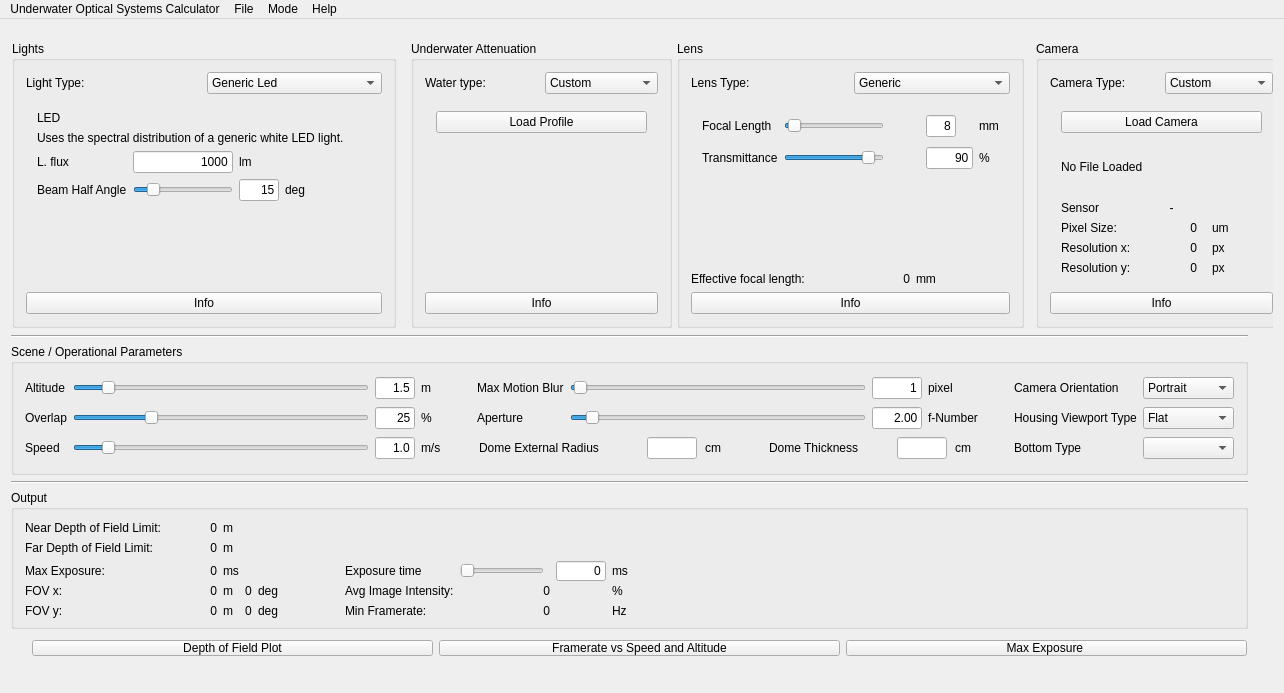
Qt form qt/UWOpticalSystemDesigner/mainwindow.ui (gidobot/UWOpticalSystemsDesignTools) before a commit.
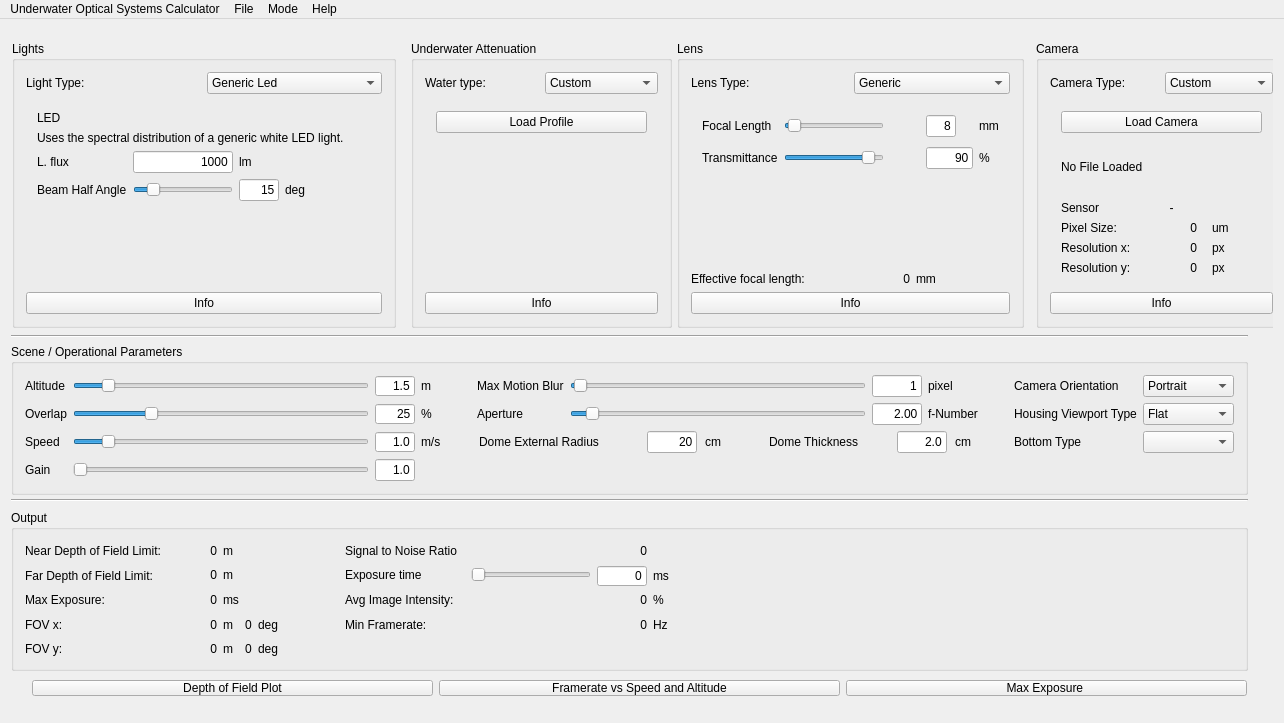
The same form after that commit.

Commit message: Added signal to noise ratio calculation

The edit to the form file:
```diff
--- a/qt/UWOpticalSystemDesigner/mainwindow.ui
+++ b/qt/UWOpticalSystemDesigner/mainwindow.ui
@@ -7,7 +7,7 @@
     <x>0</x>
     <y>0</y>
     <width>1284</width>
-    <height>693</height>
+    <height>723</height>
    </rect>
   </property>
   <property name="minimumSize">
@@ -28,9 +28,9 @@
         <property name="geometry">
          <rect>
           <x>0</x>
-          <y>460</y>
+          <y>480</y>
           <width>1237</width>
-          <height>139</height>
+          <height>161</height>
          </rect>
         </property>
         <property name="minimumSize">
@@ -43,36 +43,7 @@
          <string>Output</string>
         </property>
         <layout class="QGridLayout" name="gridLayout_4">
-         <item row="6" column="0">
-          <widget class="QLabel" name="FOVyLabel">
-           <property name="minimumSize">
-            <size>
-             <width>0</width>
-             <height>20</height>
-            </size>
-           </property>
-           <property name="text">
-            <string>FOV y:</string>
-           </property>
-          </widget>
-         </item>
-         <item row="4" column="1">
-          <widget class="QLabel" name="fovxValueLabel">
-           <property name="minimumSize">
-            <size>
-             <width>50</width>
-             <height>20</height>
-            </size>
-           </property>
-           <property name="text">
-            <string>0</string>
-           </property>
-           <property name="alignment">
-            <set>Qt::AlignRight|Qt::AlignTrailing|Qt::AlignVCenter</set>
-           </property>
-          </widget>
-         </item>
-         <item row="2" column="10">
+         <item row="1" column="11">
           <widget class="QLabel" name="chosenExposureUnitsLabel">
            <property name="minimumSize">
             <size>
@@ -104,32 +75,6 @@
            </property>
           </widget>
          </item>
-         <item row="2" column="11">
-          <spacer name="horizontalSpacer_5">
-           <property name="orientation">
-            <enum>Qt::Horizontal</enum>
-           </property>
-           <property name="sizeHint" stdset="0">
-            <size>
-             <width>40</width>
-             <height>20</height>
-            </size>
-           </property>
-          </spacer>
-         </item>
-         <item row="9" column="0">
-          <spacer name="verticalSpacer_2">
-           <property name="orientation">
-            <enum>Qt::Vertical</enum>
-           </property>
-           <property name="sizeHint" stdset="0">
-            <size>
-             <width>20</width>
-             <height>15</height>
-            </size>
-           </property>
-          </spacer>
-         </item>
          <item row="2" column="0">
           <widget class="QLabel" name="exposureLabel">
            <property name="minimumSize">
@@ -138,92 +83,17 @@
              <height>20</height>
             </size>
            </property>
+           <property name="maximumSize">
+            <size>
+             <width>16777215</width>
+             <height>20</height>
+            </size>
+           </property>
            <property name="text">
             <string>Max Exposure:</string>
            </property>
           </widget>
          </item>
-         <item row="6" column="2">
-          <widget class="QLabel" name="fovyUnitsLabel">
-           <property name="minimumSize">
-            <size>
-             <width>0</width>
-             <height>20</height>
-            </size>
-           </property>
-           <property name="text">
-            <string>m</string>
-           </property>
-          </widget>
-         </item>
-         <item row="6" column="3">
-          <widget class="QLabel" name="fovyDegValueLabel">
-           <property name="minimumSize">
-            <size>
-             <width>0</width>
-             <height>20</height>
-            </size>
-           </property>
-           <property name="text">
-            <string>0</string>
-           </property>
-          </widget>
-         </item>
-         <item row="6" column="1">
-          <widget class="QLabel" name="fovyValueLabel">
-           <property name="minimumSize">
-            <size>
-             <width>50</width>
-             <height>20</height>
-            </size>
-           </property>
-           <property name="text">
-            <string>0</string>
-           </property>
-           <property name="alignment">
-            <set>Qt::AlignRight|Qt::AlignTrailing|Qt::AlignVCenter</set>
-           </property>
-          </widget>
-         </item>
-         <item row="4" column="0">
-          <widget class="QLabel" name="FOVxLabel">
-           <property name="minimumSize">
-            <size>
-             <width>0</width>
-             <height>20</height>
-            </size>
-           </property>
-           <property name="text">
-            <string>FOV x:</string>
-           </property>
-          </widget>
-         </item>
-         <item row="6" column="10">
-          <widget class="QLabel" name="framerateUnitsLabel">
-           <property name="minimumSize">
-            <size>
-             <width>0</width>
-             <height>20</height>
-            </size>
-           </property>
-           <property name="text">
-            <string>Hz</string>
-           </property>
-          </widget>
-         </item>
-         <item row="6" column="6">
-          <widget class="QLabel" name="framerateLabel">
-           <property name="minimumSize">
-            <size>
-             <width>0</width>
-             <height>20</height>
-            </size>
-           </property>
-           <property name="text">
-            <string>Min Framerate:</string>
-           </property>
-          </widget>
-         </item>
          <item row="1" column="2">
           <widget class="QLabel" name="dofFarUnitsLabel">
            <property name="text">
@@ -244,131 +114,6 @@
            </property>
           </widget>
          </item>
-         <item row="5" column="0">
-          <spacer name="verticalSpacer_11">
-           <property name="orientation">
-            <enum>Qt::Vertical</enum>
-           </property>
-           <property name="sizeHint" stdset="0">
-            <size>
-             <width>20</width>
-             <height>40</height>
-            </size>
-           </property>
-          </spacer>
-         </item>
-         <item row="6" column="5">
-          <spacer name="horizontalSpacer_3">
-           <property name="orientation">
-            <enum>Qt::Horizontal</enum>
-           </property>
-           <property name="sizeType">
-            <enum>QSizePolicy::Fixed</enum>
-           </property>
-           <property name="sizeHint" stdset="0">
-            <size>
-             <width>60</width>
-             <height>20</height>
-            </size>
-           </property>
-          </spacer>
-         </item>
-         <item row="4" column="4">
-          <widget class="QLabel" name="fovxDegUnitsLabel">
-           <property name="minimumSize">
-            <size>
-             <width>0</width>
-             <height>20</height>
-            </size>
-           </property>
-           <property name="text">
-            <string>deg</string>
-           </property>
-          </widget>
-         </item>
-         <item row="6" column="4">
-          <widget class="QLabel" name="fovyDegUnitsLabel">
-           <property name="minimumSize">
-            <size>
-             <width>0</width>
-             <height>20</height>
-            </size>
-           </property>
-           <property name="text">
-            <string>deg</string>
-           </property>
-          </widget>
-         </item>
-         <item row="4" column="2">
-          <widget class="QLabel" name="fovxUnitsLabel">
-           <property name="minimumSize">
-            <size>
-             <width>0</width>
-             <height>20</height>
-            </size>
-           </property>
-           <property name="text">
-            <string>m</string>
-           </property>
-          </widget>
-         </item>
-         <item row="4" column="3">
-          <widget class="QLabel" name="fovxDegValueLabel">
-           <property name="minimumSize">
-            <size>
-             <width>0</width>
-             <height>20</height>
-            </size>
-           </property>
-           <property name="text">
-            <string>0</string>
-           </property>
-          </widget>
-         </item>
-         <item row="2" column="9">
-          <widget class="QLineEdit" name="chosenExposureLineEdit">
-           <property name="sizePolicy">
-            <sizepolicy hsizetype="Minimum" vsizetype="Fixed">
-             <horstretch>0</horstretch>
-             <verstretch>0</verstretch>
-            </sizepolicy>
-           </property>
-           <property name="minimumSize">
-            <size>
-             <width>50</width>
-             <height>20</height>
-            </size>
-           </property>
-           <property name="maximumSize">
-            <size>
-             <width>50</width>
-             <height>16777215</height>
-            </size>
-           </property>
-           <property name="text">
-            <string>0</string>
-           </property>
-           <property name="alignment">
-            <set>Qt::AlignRight|Qt::AlignTrailing|Qt::AlignVCenter</set>
-           </property>
-          </widget>
-         </item>
-         <item row="4" column="7" colspan="2">
-          <widget class="QLabel" name="avgImgValueValueLabel">
-           <property name="minimumSize">
-            <size>
-             <width>0</width>
-             <height>20</height>
-            </size>
-           </property>
-           <property name="text">
-            <string>0</string>
-           </property>
-           <property name="alignment">
-            <set>Qt::AlignRight|Qt::AlignTrailing|Qt::AlignVCenter</set>
-           </property>
-          </widget>
-         </item>
          <item row="0" column="2">
           <widget class="QLabel" name="dofNearUnitsLabel">
            <property name="text">
@@ -378,59 +123,23 @@
          </item>
          <item row="0" column="0">
           <widget class="QLabel" name="dofLabel">
+           <property name="minimumSize">
+            <size>
+             <width>0</width>
+             <height>20</height>
+            </size>
+           </property>
+           <property name="maximumSize">
+            <size>
+             <width>16777215</width>
+             <height>20</height>
+            </size>
+           </property>
            <property name="text">
             <string>Near Depth of Field Limit:</string>
            </property>
           </widget>
          </item>
-         <item row="2" column="7">
-          <widget class="QSlider" name="chosenExposureSlider">
-           <property name="sizePolicy">
-            <sizepolicy hsizetype="Fixed" vsizetype="Fixed">
-             <horstretch>0</horstretch>
-             <verstretch>0</verstretch>
-            </sizepolicy>
-           </property>
-           <property name="minimumSize">
-            <size>
-             <width>0</width>
-             <height>20</height>
-            </size>
-           </property>
-           <property name="maximum">
-            <number>10000</number>
-           </property>
-           <property name="orientation">
-            <enum>Qt::Horizontal</enum>
-           </property>
-          </widget>
-         </item>
-         <item row="4" column="6">
-          <widget class="QLabel" name="imgAvgValueLabel">
-           <property name="minimumSize">
-            <size>
-             <width>0</width>
-             <height>20</height>
-            </size>
-           </property>
-           <property name="text">
-            <string>Avg Image Intensity:</string>
-           </property>
-          </widget>
-         </item>
-         <item row="3" column="7">
-          <spacer name="verticalSpacer_10">
-           <property name="orientation">
-            <enum>Qt::Vertical</enum>
-           </property>
-           <property name="sizeHint" stdset="0">
-            <size>
-             <width>20</width>
-             <height>50</height>
-            </size>
-           </property>
-          </spacer>
-         </item>
          <item row="1" column="1">
           <widget class="QLabel" name="dofFarValueLabel">
            <property name="text">
@@ -441,35 +150,6 @@
            </property>
           </widget>
          </item>
-         <item row="6" column="7" colspan="2">
-          <widget class="QLabel" name="framerateValueLabel">
-           <property name="minimumSize">
-            <size>
-             <width>20</width>
-             <height>20</height>
-            </size>
-           </property>
-           <property name="text">
-            <string>0</string>
-           </property>
-           <property name="alignment">
-            <set>Qt::AlignRight|Qt::AlignTrailing|Qt::AlignVCenter</set>
-           </property>
-          </widget>
-         </item>
-         <item row="4" column="10">
-          <widget class="QLabel" name="avgImageValueUnitsLabel">
-           <property name="minimumSize">
-            <size>
-             <width>0</width>
-             <height>20</height>
-            </size>
-           </property>
-           <property name="text">
-            <string>%</string>
-           </property>
-          </widget>
-         </item>
          <item row="0" column="1">
           <widget class="QLabel" name="dofNearValueLabel">
            <property name="minimumSize">
@@ -488,16 +168,149 @@
          </item>
          <item row="1" column="0">
           <widget class="QLabel" name="label_2">
+           <property name="minimumSize">
+            <size>
+             <width>0</width>
+             <height>20</height>
+            </size>
+           </property>
+           <property name="maximumSize">
+            <size>
+             <width>16777215</width>
+             <height>20</height>
+            </size>
+           </property>
            <property name="text">
             <string>Far Depth of Field Limit:</string>
            </property>
           </widget>
          </item>
-         <item row="2" column="6">
+         <item row="4" column="1">
+          <widget class="QLabel" name="fovyValueLabel">
+           <property name="minimumSize">
+            <size>
+             <width>50</width>
+             <height>20</height>
+            </size>
+           </property>
+           <property name="text">
+            <string>0</string>
+           </property>
+           <property name="alignment">
+            <set>Qt::AlignRight|Qt::AlignTrailing|Qt::AlignVCenter</set>
+           </property>
+          </widget>
+         </item>
+         <item row="3" column="4">
+          <widget class="QLabel" name="fovxDegUnitsLabel">
+           <property name="minimumSize">
+            <size>
+             <width>0</width>
+             <height>20</height>
+            </size>
+           </property>
+           <property name="text">
+            <string>deg</string>
+           </property>
+          </widget>
+         </item>
+         <item row="1" column="10">
+          <widget class="QLineEdit" name="chosenExposureLineEdit">
+           <property name="sizePolicy">
+            <sizepolicy hsizetype="Minimum" vsizetype="Fixed">
+             <horstretch>0</horstretch>
+             <verstretch>0</verstretch>
+            </sizepolicy>
+           </property>
+           <property name="minimumSize">
+            <size>
+             <width>50</width>
+             <height>20</height>
+            </size>
+           </property>
+           <property name="maximumSize">
+            <size>
+             <width>50</width>
+             <height>16777215</height>
+            </size>
+           </property>
+           <property name="text">
+            <string>0</string>
+           </property>
+           <property name="alignment">
+            <set>Qt::AlignRight|Qt::AlignTrailing|Qt::AlignVCenter</set>
+           </property>
+          </widget>
+         </item>
+         <item row="1" column="12">
+          <spacer name="horizontalSpacer_5">
+           <property name="orientation">
+            <enum>Qt::Horizontal</enum>
+           </property>
+           <property name="sizeHint" stdset="0">
+            <size>
+             <width>60</width>
+             <height>20</height>
+            </size>
+           </property>
+          </spacer>
+         </item>
+         <item row="3" column="3">
+          <widget class="QLabel" name="fovxDegValueLabel">
+           <property name="minimumSize">
+            <size>
+             <width>0</width>
+             <height>20</height>
+            </size>
+           </property>
+           <property name="text">
+            <string>0</string>
+           </property>
+          </widget>
+         </item>
+         <item row="4" column="0">
+          <widget class="QLabel" name="FOVyLabel">
+           <property name="minimumSize">
+            <size>
+             <width>0</width>
+             <height>20</height>
+            </size>
+           </property>
+           <property name="text">
+            <string>FOV y:</string>
+           </property>
+          </widget>
+         </item>
+         <item row="0" column="6">
+          <widget class="QLabel" name="snrLabel">
+           <property name="minimumSize">
+            <size>
+             <width>120</width>
+             <height>0</height>
+            </size>
+           </property>
+           <property name="maximumSize">
+            <size>
+             <width>16777215</width>
+             <height>20</height>
+            </size>
+           </property>
+           <property name="text">
+            <string>Signal to Noise Ratio</string>
+           </property>
+          </widget>
+         </item>
+         <item row="1" column="6">
           <widget class="QLabel" name="chosenExposureLabel">
            <property name="minimumSize">
             <size>
-             <width>0</width>
+             <width>120</width>
+             <height>0</height>
+            </size>
+           </property>
+           <property name="maximumSize">
+            <size>
+             <width>120</width>
              <height>20</height>
             </size>
            </property>
@@ -506,6 +319,225 @@
            </property>
           </widget>
          </item>
+         <item row="3" column="2">
+          <widget class="QLabel" name="fovxUnitsLabel">
+           <property name="minimumSize">
+            <size>
+             <width>0</width>
+             <height>20</height>
+            </size>
+           </property>
+           <property name="text">
+            <string>m</string>
+           </property>
+          </widget>
+         </item>
+         <item row="3" column="1">
+          <widget class="QLabel" name="fovxValueLabel">
+           <property name="minimumSize">
+            <size>
+             <width>50</width>
+             <height>20</height>
+            </size>
+           </property>
+           <property name="text">
+            <string>0</string>
+           </property>
+           <property name="alignment">
+            <set>Qt::AlignRight|Qt::AlignTrailing|Qt::AlignVCenter</set>
+           </property>
+          </widget>
+         </item>
+         <item row="4" column="3">
+          <widget class="QLabel" name="fovyDegValueLabel">
+           <property name="minimumSize">
+            <size>
+             <width>0</width>
+             <height>20</height>
+            </size>
+           </property>
+           <property name="text">
+            <string>0</string>
+           </property>
+          </widget>
+         </item>
+         <item row="4" column="4">
+          <widget class="QLabel" name="fovyDegUnitsLabel">
+           <property name="minimumSize">
+            <size>
+             <width>0</width>
+             <height>20</height>
+            </size>
+           </property>
+           <property name="text">
+            <string>deg</string>
+           </property>
+          </widget>
+         </item>
+         <item row="3" column="0">
+          <widget class="QLabel" name="FOVxLabel">
+           <property name="minimumSize">
+            <size>
+             <width>0</width>
+             <height>20</height>
+            </size>
+           </property>
+           <property name="text">
+            <string>FOV x:</string>
+           </property>
+          </widget>
+         </item>
+         <item row="2" column="6">
+          <widget class="QLabel" name="imgAvgValueLabel">
+           <property name="minimumSize">
+            <size>
+             <width>0</width>
+             <height>20</height>
+            </size>
+           </property>
+           <property name="text">
+            <string>Avg Image Intensity:</string>
+           </property>
+          </widget>
+         </item>
+         <item row="4" column="2">
+          <widget class="QLabel" name="fovyUnitsLabel">
+           <property name="minimumSize">
+            <size>
+             <width>0</width>
+             <height>20</height>
+            </size>
+           </property>
+           <property name="text">
+            <string>m</string>
+           </property>
+          </widget>
+         </item>
+         <item row="1" column="7" colspan="2">
+          <widget class="QSlider" name="chosenExposureSlider">
+           <property name="sizePolicy">
+            <sizepolicy hsizetype="Fixed" vsizetype="Fixed">
+             <horstretch>0</horstretch>
+             <verstretch>0</verstretch>
+            </sizepolicy>
+           </property>
+           <property name="minimumSize">
+            <size>
+             <width>120</width>
+             <height>0</height>
+            </size>
+           </property>
+           <property name="maximumSize">
+            <size>
+             <width>140</width>
+             <height>16777215</height>
+            </size>
+           </property>
+           <property name="maximum">
+            <number>10000</number>
+           </property>
+           <property name="orientation">
+            <enum>Qt::Horizontal</enum>
+           </property>
+          </widget>
+         </item>
+         <item row="3" column="6">
+          <widget class="QLabel" name="framerateLabel">
+           <property name="minimumSize">
+            <size>
+             <width>0</width>
+             <height>20</height>
+            </size>
+           </property>
+           <property name="text">
+            <string>Min Framerate:</string>
+           </property>
+          </widget>
+         </item>
+         <item row="2" column="11">
+          <widget class="QLabel" name="avgImageValueUnitsLabel">
+           <property name="minimumSize">
+            <size>
+             <width>0</width>
+             <height>20</height>
+            </size>
+           </property>
+           <property name="text">
+            <string>%</string>
+           </property>
+          </widget>
+         </item>
+         <item row="2" column="10">
+          <widget class="QLabel" name="avgImgValueValueLabel">
+           <property name="minimumSize">
+            <size>
+             <width>0</width>
+             <height>20</height>
+            </size>
+           </property>
+           <property name="text">
+            <string>0</string>
+           </property>
+           <property name="alignment">
+            <set>Qt::AlignRight|Qt::AlignTrailing|Qt::AlignVCenter</set>
+           </property>
+          </widget>
+         </item>
+         <item row="3" column="11">
+          <widget class="QLabel" name="framerateUnitsLabel">
+           <property name="minimumSize">
+            <size>
+             <width>0</width>
+             <height>20</height>
+            </size>
+           </property>
+           <property name="text">
+            <string>Hz</string>
+           </property>
+          </widget>
+         </item>
+         <item row="3" column="10">
+          <widget class="QLabel" name="framerateValueLabel">
+           <property name="minimumSize">
+            <size>
+             <width>20</width>
+             <height>20</height>
+            </size>
+           </property>
+           <property name="text">
+            <string>0</string>
+           </property>
+           <property name="alignment">
+            <set>Qt::AlignRight|Qt::AlignTrailing|Qt::AlignVCenter</set>
+           </property>
+          </widget>
+         </item>
+         <item row="0" column="10">
+          <widget class="QLabel" name="snrValueLabel">
+           <property name="text">
+            <string>0</string>
+           </property>
+           <property name="alignment">
+            <set>Qt::AlignRight|Qt::AlignTrailing|Qt::AlignVCenter</set>
+           </property>
+          </widget>
+         </item>
+         <item row="3" column="5">
+          <spacer name="horizontalSpacer_3">
+           <property name="orientation">
+            <enum>Qt::Horizontal</enum>
+           </property>
+           <property name="sizeType">
+            <enum>QSizePolicy::Fixed</enum>
+           </property>
+           <property name="sizeHint" stdset="0">
+            <size>
+             <width>60</width>
+             <height>20</height>
+            </size>
+           </property>
+          </spacer>
+         </item>
         </layout>
        </widget>
        <widget class="QGroupBox" name="WaterAttenuationBox">
@@ -1623,20 +1655,46 @@
           <x>0</x>
           <y>314</y>
           <width>1237</width>
-          <height>131</height>
+          <height>151</height>
          </rect>
         </property>
         <property name="title">
          <string>Scene / Operational Parameters</string>
         </property>
         <layout class="QGridLayout" name="gridLayout_3">
+         <item row="3" column="1">
+          <widget class="QSlider" name="gainSlider">
+           <property name="minimum">
+            <number>10</number>
+           </property>
+           <property name="maximum">
+            <number>300</number>
+           </property>
+           <property name="orientation">
+            <enum>Qt::Horizontal</enum>
+           </property>
+          </widget>
+         </item>
          <item row="2" column="3">
           <widget class="QLabel" name="speedUnitsLabel">
+           <property name="maximumSize">
+            <size>
+             <width>16777215</width>
+             <height>20</height>
+            </size>
+           </property>
            <property name="text">
             <string>m/s</string>
            </property>
           </widget>
          </item>
+         <item row="3" column="0">
+          <widget class="QLabel" name="gainLabel">
+           <property name="text">
+            <string>Gain</string>
+           </property>
+          </widget>
+         </item>
          <item row="1" column="2">
           <widget class="QLineEdit" name="overlapLineEdit">
            <property name="sizePolicy">
@@ -1654,7 +1712,7 @@
            <property name="maximumSize">
             <size>
              <width>40</width>
-             <height>30</height>
+             <height>20</height>
             </size>
            </property>
            <property name="text">
@@ -1667,6 +1725,12 @@
          </item>
          <item row="1" column="3">
           <widget class="QLabel" name="overlapUnitsLabel">
+           <property name="maximumSize">
+            <size>
+             <width>16777215</width>
+             <height>20</height>
+            </size>
+           </property>
            <property name="text">
             <string>%</string>
            </property>
@@ -1674,6 +1738,12 @@
          </item>
          <item row="2" column="1">
           <widget class="QSlider" name="speedSlider">
+           <property name="maximumSize">
+            <size>
+             <width>16777215</width>
+             <height>20</height>
+            </size>
+           </property>
            <property name="maximum">
             <number>100</number>
            </property>
@@ -1687,6 +1757,12 @@
          </item>
          <item row="2" column="0">
           <widget class="QLabel" name="speedLabel">
+           <property name="maximumSize">
+            <size>
+             <width>16777215</width>
+             <height>20</height>
+            </size>
+           </property>
            <property name="text">
             <string>Speed</string>
            </property>
@@ -1694,6 +1770,12 @@
          </item>
          <item row="1" column="0">
           <widget class="QLabel" name="overlapLabel">
+           <property name="maximumSize">
+            <size>
+             <width>16777215</width>
+             <height>20</height>
+            </size>
+           </property>
            <property name="text">
             <string>Overlap</string>
            </property>
@@ -1701,6 +1783,12 @@
          </item>
          <item row="0" column="0">
           <widget class="QLabel" name="altitudeLabel_2">
+           <property name="maximumSize">
+            <size>
+             <width>16777215</width>
+             <height>20</height>
+            </size>
+           </property>
            <property name="text">
             <string>Altitude</string>
            </property>
@@ -1708,6 +1796,12 @@
          </item>
          <item row="1" column="1">
           <widget class="QSlider" name="overlapSlider">
+           <property name="maximumSize">
+            <size>
+             <width>16777215</width>
+             <height>20</height>
+            </size>
+           </property>
            <property name="value">
             <number>25</number>
            </property>
@@ -1718,6 +1812,12 @@
          </item>
          <item row="0" column="3">
           <widget class="QLabel" name="altitudeUnitsLabel">
+           <property name="maximumSize">
+            <size>
+             <width>16777215</width>
+             <height>20</height>
+            </size>
+           </property>
            <property name="text">
             <string>m</string>
            </property>
@@ -1725,6 +1825,12 @@
          </item>
          <item row="0" column="1">
           <widget class="QSlider" name="altitudeSlider">
+           <property name="maximumSize">
+            <size>
+             <width>16777215</width>
+             <height>20</height>
+            </size>
+           </property>
            <property name="maximum">
             <number>100</number>
            </property>
@@ -1895,7 +2001,7 @@
            <property name="maximumSize">
             <size>
              <width>40</width>
-             <height>30</height>
+             <height>20</height>
             </size>
            </property>
            <property name="text">
@@ -1923,7 +2029,7 @@
            <property name="maximumSize">
             <size>
              <width>40</width>
-             <height>30</height>
+             <height>20</height>
             </size>
            </property>
            <property name="text">
@@ -1998,6 +2104,34 @@
            </property>
           </widget>
          </item>
+         <item row="3" column="2">
+          <widget class="QLineEdit" name="gainLineEdit">
+           <property name="sizePolicy">
+            <sizepolicy hsizetype="Minimum" vsizetype="Fixed">
+             <horstretch>0</horstretch>
+             <verstretch>0</verstretch>
+            </sizepolicy>
+           </property>
+           <property name="minimumSize">
+            <size>
+             <width>40</width>
+             <height>0</height>
+            </size>
+           </property>
+           <property name="maximumSize">
+            <size>
+             <width>40</width>
+             <height>16777215</height>
+            </size>
+           </property>
+           <property name="text">
+            <string>1.0</string>
+           </property>
+           <property name="alignment">
+            <set>Qt::AlignRight|Qt::AlignTrailing|Qt::AlignVCenter</set>
+           </property>
+          </widget>
+         </item>
          <item row="2" column="5" colspan="4">
           <layout class="QHBoxLayout" name="domeLayout">
            <property name="sizeConstraint">
@@ -2048,6 +2182,12 @@
                <height>16777215</height>
               </size>
              </property>
+             <property name="text">
+              <string>20</string>
+             </property>
+             <property name="alignment">
+              <set>Qt::AlignRight|Qt::AlignTrailing|Qt::AlignVCenter</set>
+             </property>
             </widget>
            </item>
            <item>
@@ -2124,6 +2264,12 @@
                <height>16777215</height>
               </size>
              </property>
+             <property name="text">
+              <string>2.0</string>
+             </property>
+             <property name="alignment">
+              <set>Qt::AlignRight|Qt::AlignTrailing|Qt::AlignVCenter</set>
+             </property>
             </widget>
            </item>
            <item>
@@ -2166,9 +2312,9 @@
         <property name="geometry">
          <rect>
           <x>0</x>
-          <y>451</y>
+          <y>460</y>
           <width>1237</width>
-          <height>3</height>
+          <height>20</height>
          </rect>
         </property>
         <property name="orientation">
@@ -2179,7 +2325,7 @@
         <property name="geometry">
          <rect>
           <x>10</x>
-          <y>610</y>
+          <y>650</y>
           <width>1237</width>
           <height>27</height>
          </rect>
```
The commit also changes 3 other files.
